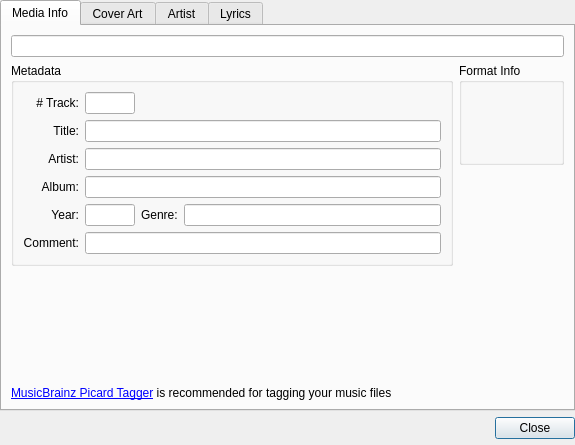
Before: the Qt Designer form libs/mediainfowindow/MediaInfoWindow.ui in tkrotoff/QuarkPlayer, drawn with Qt 5.
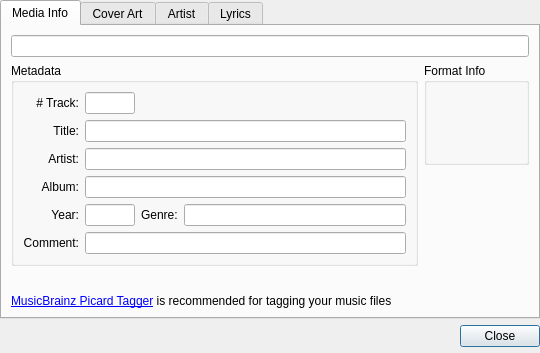
After: the same form once the commit is applied.

Commit message: Bugfix inside MediaInfoWindow.cpp + improve it

What changed in the file:
```diff
--- a/libs/mediainfowindow/MediaInfoWindow.ui
+++ b/libs/mediainfowindow/MediaInfoWindow.ui
@@ -5,8 +5,8 @@
    <rect>
     <x>0</x>
     <y>0</y>
-    <width>575</width>
-    <height>445</height>
+    <width>540</width>
+    <height>342</height>
    </rect>
   </property>
   <property name="windowTitle" >
@@ -35,8 +35,8 @@
        <rect>
         <x>0</x>
         <y>0</y>
-        <width>571</width>
-        <height>383</height>
+        <width>536</width>
+        <height>280</height>
        </rect>
       </property>
       <attribute name="title" >
@@ -214,7 +214,7 @@
          </layout>
         </widget>
        </item>
-       <item rowspan="2" row="2" column="1" >
+       <item rowspan="3" row="2" column="1" >
         <spacer name="verticalSpacer_2" >
          <property name="orientation" >
           <enum>Qt::Vertical</enum>
@@ -228,6 +228,9 @@
         </spacer>
        </item>
        <item row="3" column="0" >
+        <widget class="QLabel" name="moreInfoLabel" />
+       </item>
+       <item row="4" column="0" >
         <spacer name="verticalSpacer" >
          <property name="orientation" >
           <enum>Qt::Vertical</enum>
@@ -240,7 +243,7 @@
          </property>
         </spacer>
        </item>
-       <item row="4" column="0" colspan="2" >
+       <item row="5" column="0" colspan="2" >
         <widget class="QLabel" name="picardTaggerLinkLabel" >
          <property name="sizePolicy" >
           <sizepolicy vsizetype="Fixed" hsizetype="Preferred" >
```
Left out of the diff: 24 changed lines with no effect on the pictures. The commit also changes 2 other files.
